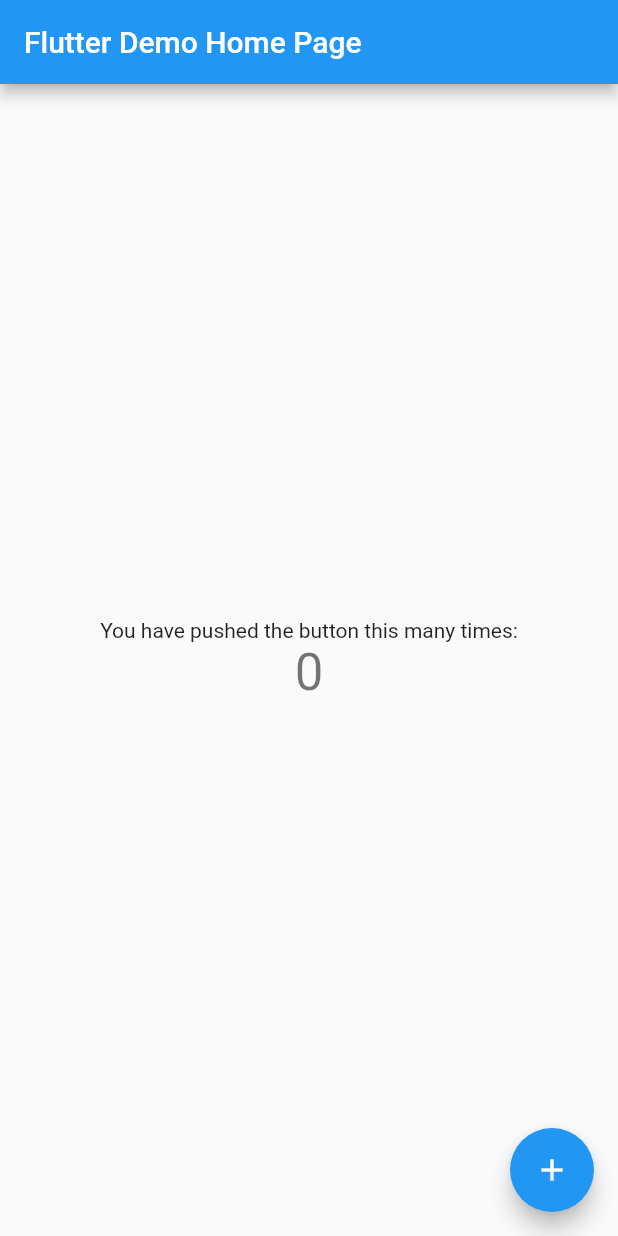
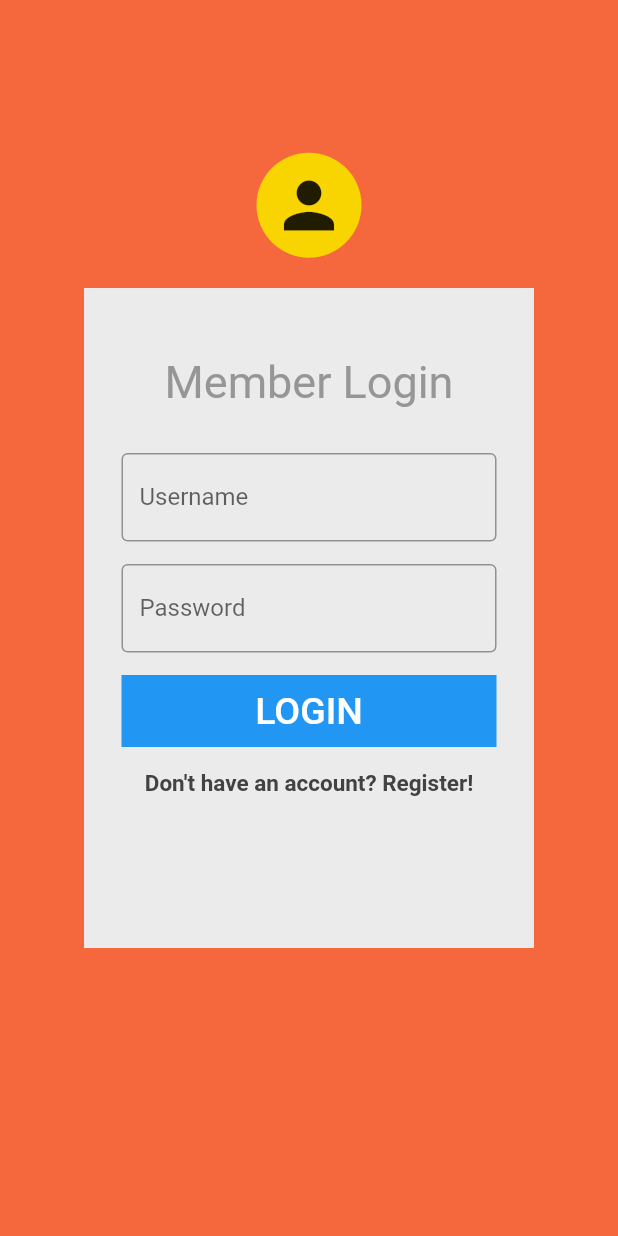
Before and after one commit to moran020/flutter_shared_preferences, a Flutter app: the screen it shows after launch, on a phone screen of 412 x 824 dp. Run offline on Flutter 3.47's test engine with Material 2 defaults, Android fonts, the light colour scheme and no system bars; our stand-ins replace shared_preferences.

Commit message:
update app
Signed-off-by: Ekaterina Medvedeva <e.v.medvedeva.1996@yandex.ru>

```diff
--- /dev/null
+++ b/lib/LoginPage.dart
@@ -0,0 +1,161 @@
+import 'package:flutter/material.dart';
+import 'package:shared_preferences/shared_preferences.dart';
+
+class LoginPage extends StatefulWidget {
+  const LoginPage({Key? key}) : super(key: key);
+
+  @override
+  _LoginPageState createState() => _LoginPageState();
+}
+
+class _LoginPageState extends State<LoginPage> {
+  TextEditingController usernameController = TextEditingController();
+  TextEditingController passwordController = TextEditingController();
+  String? _username;
+  String? _password;
+
+  @override
+  void initState() {
+    super.initState();
+  }
+
+  @override
+  Widget build(BuildContext context) {
+    return Scaffold(
+        backgroundColor: const Color.fromRGBO(245, 104, 61, 1),
+        body: Stack(children: [
+          Center(
+            child: Container(
+              height: 440,
+              width: 300,
+              color: const Color.fromRGBO(235, 235, 235, 1),
+              child: Column(
+                children: [
+                  const SizedBox(
+                    height: 45,
+                  ),
+                  const Text(
+                    'Member Login',
+                    style: TextStyle(
+                        fontSize: 30, color: Color.fromRGBO(150, 150, 150, 1)),
+                  ),
+                  const SizedBox(
+                    height: 30,
+                  ),
+                  SizedBox(
+                      width: 250,
+                      child: TextField(
+                        controller: usernameController,
+                        decoration: const InputDecoration(
+                          border: OutlineInputBorder(),
+                          labelText: 'Username',
+                          hintText: 'Enter your username',
+                        ),
+                      )),
+                  const SizedBox(
+                    height: 15,
+                  ),
+                  SizedBox(
+                      width: 250,
+                      child: TextField(
+                        controller: passwordController,
+                        obscureText: true,
+                        decoration: const InputDecoration(
+                          border: OutlineInputBorder(),
+                          labelText: 'Password',
+                          hintText: 'Enter secure password',
+                        ),
+                      )),
+                  const SizedBox(
+                    height: 15,
+                  ),
+                  Container(
+                    width: 250,
+                    decoration: const BoxDecoration(
+                      color: Colors.blue,
+                    ),
+                    child: TextButton(
+                      onPressed: () {
+                        setState(() {
+                          getData();
+                        });
+                      },
+                      child: const Text(
+                        'LOGIN',
+                        style: TextStyle(color: Colors.white, fontSize: 25),
+                      ),
+                    ),
+                  ),
+                  const SizedBox(
+                    height: 15,
+                  ),
+                  InkWell(
+                    onTap: () {
+                      Navigator.pushNamed(
+                        context,
+                        '/register',
+                      );
+                    },
+                    child: Text(
+                      "Don't have an account? Register!",
+                      style: TextStyle(
+                          color: Colors.grey[800],
+                          fontSize: 15,
+                          fontWeight: FontWeight.bold),
+                    ),
+                  ),
+                  const SizedBox(
+                    height: 15,
+                  ),
+                  Container(
+                    width: 250,
+                    child: (_username != null) & (_password != null)
+                        ? Text('${message()}',
+                            textAlign: TextAlign.center,
+                            style: const TextStyle(
+                                fontSize: 25, color: Colors.red))
+                        : const Text(''),
+                  ),
+                ],
+              ),
+            ),
+          ),
+          Align(
+              alignment: const Alignment(0.0, -0.73),
+              child: Container(
+                child: const Icon(
+                  Icons.person,
+                  size: 50,
+                ),
+                width: 70,
+                height: 70,
+                decoration: const BoxDecoration(
+                  color: Color.fromRGBO(248, 213, 1, 1),
+                  shape: BoxShape.circle,
+                ),
+              )),
+        ]));
+  }
+
+  Future<String?> getData() async {
+    dynamic getStorage = await SharedPreferences.getInstance();
+    dynamic getUsername = await getStorage.get('username');
+    dynamic getPassword = await getStorage.get('password');
+    setState(() {
+      _username = getUsername;
+      _password = getPassword;
+    });
+    return null;
+  }
+
+  String? message() {
+    if ((_username == usernameController.text) &&
+        (_password == passwordController.text)) {
+      return ('Hello, $_username!');
+    } else if ((_username != usernameController.text) |
+        (_password != passwordController.text)) {
+      return ('The username or password is incorrect');
+    }
+    return null;
+  }
+}
--- a/lib/main.dart
+++ b/lib/main.dart
@@ -1,115 +1,22 @@
 import 'package:flutter/material.dart';
+import 'RegisterPage.dart';
+import 'LoginPage.dart';
 
-void main() {
+main() {
   runApp(const MyApp());
 }
 
 class MyApp extends StatelessWidget {
   const MyApp({Key? key}) : super(key: key);
 
-  // This widget is the root of your application.
   @override
   Widget build(BuildContext context) {
     return MaterialApp(
-      title: 'Flutter Demo',
-      theme: ThemeData(
-        // This is the theme of your application.
-        //
-        // Try running your application with "flutter run". You'll see the
-        // application has a blue toolbar. Then, without quitting the app, try
-        // changing the primarySwatch below to Colors.green and then invoke
-        // "hot reload" (press "r" in the console where you ran "flutter run",
-        // or simply save your changes to "hot reload" in a Flutter IDE).
-        // Notice that the counter didn't reset back to zero; the application
-        // is not restarted.
-        primarySwatch: Colors.blue,
-      ),
-      home: const MyHomePage(title: 'Flutter Demo Home Page'),
+      debugShowCheckedModeBanner: false,
+      home: const LoginPage(),
+      routes: {
+        '/register': (context) => RegisterPage(),
+      },
     );
   }
 }
-
-class MyHomePage extends StatefulWidget {
-  const MyHomePage({Key? key, required this.title}) : super(key: key);
-
-  // This widget is the home page of your application. It is stateful, meaning
-  // that it has a State object (defined below) that contains fields that affect
-  // how it looks.
-
-  // This class is the configuration for the state. It holds the values (in this
-  // case the title) provided by the parent (in this case the App widget) and
-  // used by the build method of the State. Fields in a Widget subclass are
-  // always marked "final".
-
-  final String title;
-
-  @override
-  State<MyHomePage> createState() => _MyHomePageState();
-}
-
-class _MyHomePageState extends State<MyHomePage> {
-  int _counter = 0;
-
-  void _incrementCounter() {
-    setState(() {
-      // This call to setState tells the Flutter framework that something has
-      // changed in this State, which causes it to rerun the build method below
-      // so that the display can reflect the updated values. If we changed
-      // _counter without calling setState(), then the build method would not be
-      // called again, and so nothing would appear to happen.
-      _counter++;
-    });
-  }
-
-  @override
-  Widget build(BuildContext context) {
-    // This method is rerun every time setState is called, for instance as done
-    // by the _incrementCounter method above.
-    //
-    // The Flutter framework has been optimized to make rerunning build methods
-    // fast, so that you can just rebuild anything that needs updating rather
-    // than having to individually change instances of widgets.
-    return Scaffold(
-      appBar: AppBar(
-        // Here we take the value from the MyHomePage object that was created by
-        // the App.build method, and use it to set our appbar title.
-        title: Text(widget.title),
-      ),
-      body: Center(
-        // Center is a layout widget. It takes a single child and positions it
-        // in the middle of the parent.
-        child: Column(
-          // Column is also a layout widget. It takes a list of children and
-          // arranges them vertically. By default, it sizes itself to fit its
-          // children horizontally, and tries to be as tall as its parent.
-          //
-          // Invoke "debug painting" (press "p" in the console, choose the
-          // "Toggle Debug Paint" action from the Flutter Inspector in Android
-          // Studio, or the "Toggle Debug Paint" command in Visual Studio Code)
-          // to see the wireframe for each widget.
-          //
-          // Column has various properties to control how it sizes itself and
-          // how it positions its children. Here we use mainAxisAlignment to
-          // center the children vertically; the main axis here is the vertical
-          // axis because Columns are vertical (the cross axis would be
-          // horizontal).
-          mainAxisAlignment: MainAxisAlignment.center,
-          children: <Widget>[
-            const Text(
-              'You have pushed the button this many times:',
-            ),
-            Text(
-              '$_counter',
-              style: Theme.of(context).textTheme.headline4,
-            ),
-          ],
-        ),
-      ),
-      floatingActionButton: FloatingActionButton(
-        onPressed: _incrementCounter,
-        tooltip: 'Increment',
-        child: const Icon(Icons.add),
-      ), // This trailing comma makes auto-formatting nicer for build methods.
-    );
-  }
-}
--- a/pubspec.yaml
+++ b/pubspec.yaml
@@ -29,11 +29,7 @@
 dependencies:
   flutter:
     sdk: flutter
-
-
-  # The following adds the Cupertino Icons font to your application.
-  # Use with the CupertinoIcons class for iOS style icons.
-  cupertino_icons: ^1.0.2
+  shared_preferences: ^2.0.15
 
 dev_dependencies:
   flutter_test:
```
Also changed, not shown: lib/RegisterPage.dart (added, +114 -0 lines), pubspec.lock.
